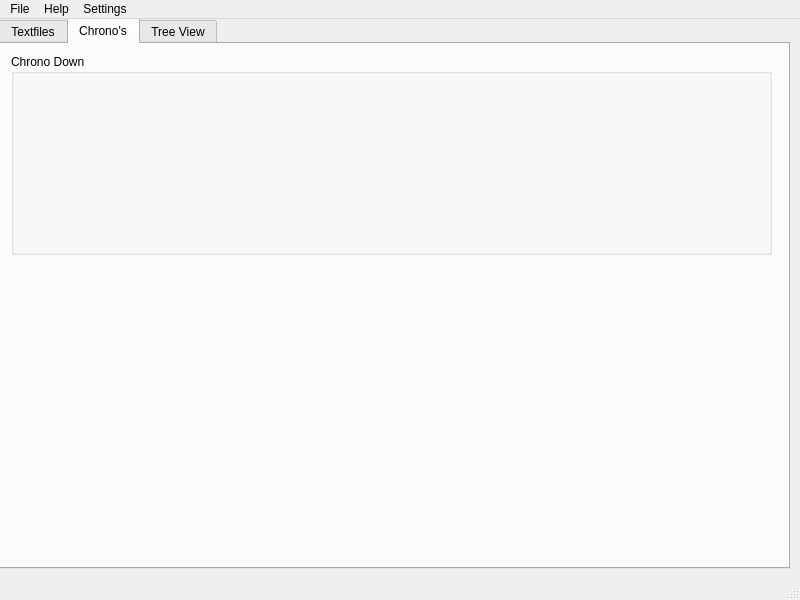
Before: the Qt Designer form resources/main.ui in witheria/StreamHelper.py, drawn with Qt 5.
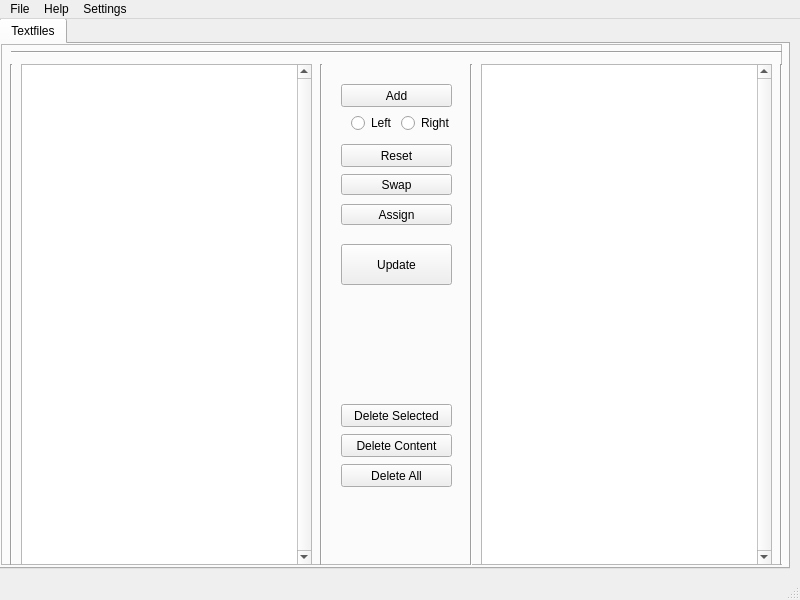
After: the same form once the commit is applied. The open tabs and pages were chosen to show the change. Icons and pictures are not drawn.

```diff
--- a/resources/main.ui
+++ b/resources/main.ui
@@ -386,39 +386,6 @@
          <zorder>addright</zorder>
         </widget>
        </widget>
-       <widget class="QWidget" name="tab_2">
-        <attribute name="title">
-         <string>Chrono's</string>
-        </attribute>
-        <widget class="QGroupBox" name="chronodown">
-         <property name="geometry">
-          <rect>
-           <x>10</x>
-           <y>10</y>
-           <width>761</width>
-           <height>201</height>
-          </rect>
-         </property>
-         <property name="title">
-          <string>Chrono Down</string>
-         </property>
-        </widget>
-       </widget>
-       <widget class="QWidget" name="tab_3">
-        <attribute name="title">
-         <string>Tree View</string>
-        </attribute>
-        <widget class="QTreeView" name="treeView">
-         <property name="geometry">
-          <rect>
-           <x>0</x>
-           <y>0</y>
-           <width>401</width>
-           <height>521</height>
-          </rect>
-         </property>
-        </widget>
-       </widget>
       </widget>
      </item>
     </layout>
```
Left out of the diff: 6 changed lines with no effect on the pictures.
